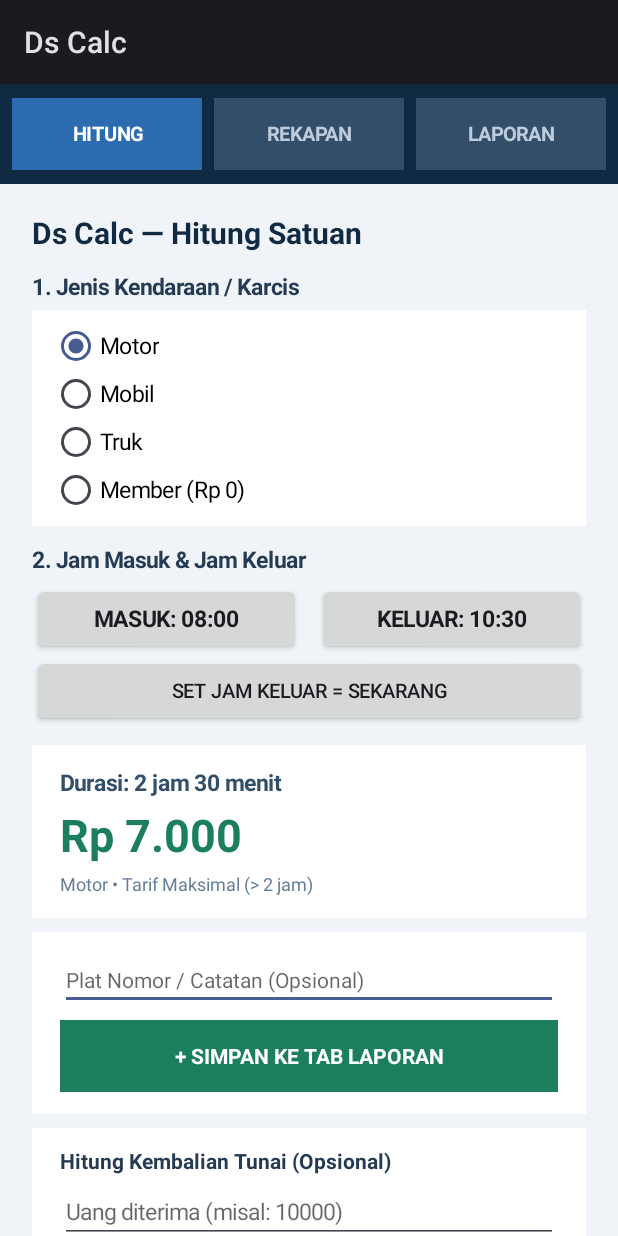
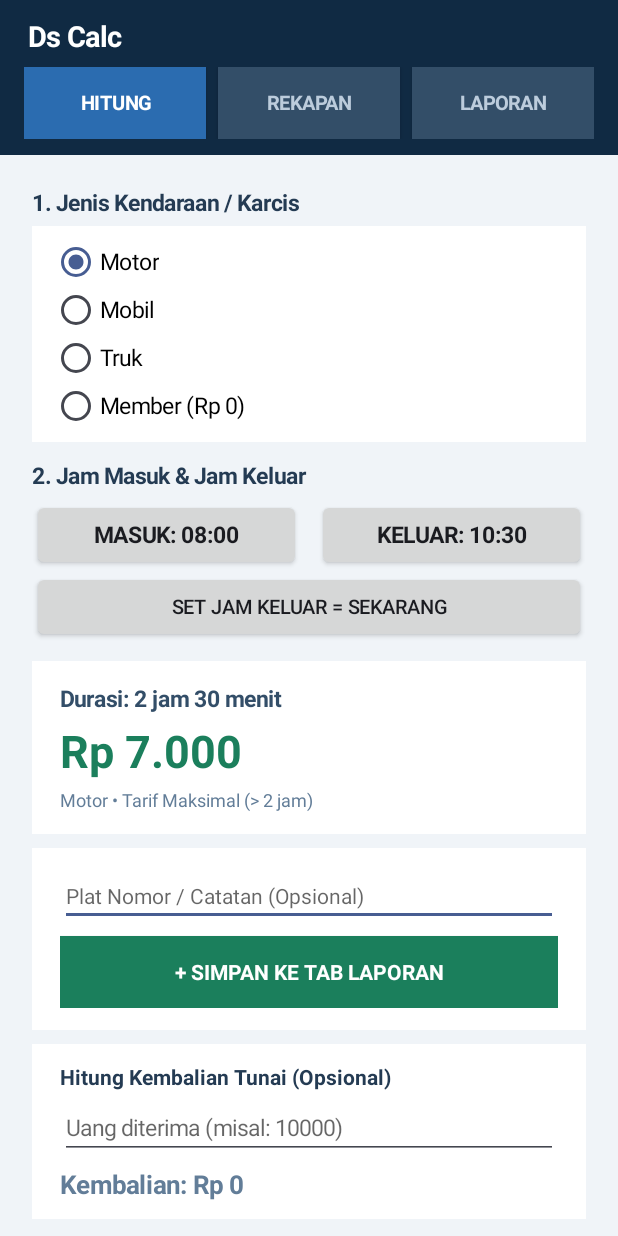
Before and after one commit to kuchiyose63/Ds-Calc, an Android app: the screen it shows after launch (MainActivity), on a phone screen of 412 x 824 dp. Run offline under Robolectric (Android 15) with nearby library versions, the phone set to English and light mode, and no system bars.

Commit message:
Update MainActivity.kt

```diff
--- a/app/src/main/java/com/ds/calc/MainActivity.kt
+++ b/app/src/main/java/com/ds/calc/MainActivity.kt
@@ -18,6 +18,7 @@ import android.text.InputType
 import android.text.TextWatcher
 import android.view.Gravity
 import android.view.View
+import android.view.Window
 import android.widget.Button
 import android.widget.EditText
 import android.widget.LinearLayout
@@ -27,6 +28,8 @@ import android.widget.ScrollView
 import android.widget.TextView
 import android.widget.Toast
 import androidx.core.content.FileProvider
+import androidx.core.view.ViewCompat
+import androidx.core.view.WindowInsetsCompat
 import org.json.JSONArray
 import org.json.JSONObject
 import java.io.File
@@ -94,6 +97,9 @@ class MainActivity : Activity() {
 
     override fun onCreate(savedInstanceState: Bundle?) {
         super.onCreate(savedInstanceState)
+        // Hilangkan ActionBar bawaan agar tidak menutupi tab pada Android 15/16
+        requestWindowFeature(Window.FEATURE_NO_TITLE)
+        actionBar?.hide()
 
         val now = Calendar.getInstance()
         jamKeluar = now.get(Calendar.HOUR_OF_DAY)
@@ -101,14 +107,27 @@ class MainActivity : Activity() {
 
         val mainContainer = LinearLayout(this).apply {
             orientation = LinearLayout.VERTICAL
-            setBackgroundColor(Color.parseColor("#F0F4F8"))
+            setBackgroundColor(Color.parseColor("#102A43"))
         }
 
-        // --- TAB BAR (3 TAB) ---
+        // --- HEADER & TAB BAR (3 TAB) ---
+        val headerWrapper = LinearLayout(this).apply {
+            orientation = LinearLayout.VERTICAL
+            setBackgroundColor(Color.parseColor("#102A43"))
+            setPadding(24, 16, 24, 16)
+        }
+
+        val tvAppHeader = TextView(this).apply {
+            text = "Ds Calc"
+            textSize = 19f
+            setTypeface(null, Typeface.BOLD)
+            setTextColor(Color.WHITE)
+            setPadding(4, 0, 0, 12)
+        }
+        headerWrapper.addView(tvAppHeader)
+
         val tabBar = LinearLayout(this).apply {
             orientation = LinearLayout.HORIZONTAL
-            setBackgroundColor(Color.parseColor("#102A43"))
-            setPadding(12, 14, 12, 14)
         }
 
         btnTabHitung = Button(this).apply {
@@ -144,9 +163,11 @@ class MainActivity : Activity() {
         tabBar.addView(btnTabHitung)
         tabBar.addView(btnTabRekapan)
         tabBar.addView(btnTabLaporan)
-        mainContainer.addView(tabBar)
+        headerWrapper.addView(tabBar)
+        mainContainer.addView(headerWrapper)
 
         val scrollView = ScrollView(this).apply {
+            setBackgroundColor(Color.parseColor("#F0F4F8"))
             layoutParams = LinearLayout.LayoutParams(LinearLayout.LayoutParams.MATCH_PARENT, 0, 1f)
         }
 
@@ -165,6 +186,13 @@ class MainActivity : Activity() {
         scrollView.addView(contentWrapper)
         mainContainer.addView(scrollView)
         setContentView(mainContainer)
+
+        // Penyesuaian jarak aman dari Status Bar & Navigation Bar pada Android 15 / 16 (Edge-to-Edge)
+        ViewCompat.setOnApplyWindowInsetsListener(mainContainer) { view, windowInsets ->
+            val insets = windowInsets.getInsets(WindowInsetsCompat.Type.systemBars())
+            view.setPadding(insets.left, insets.top, insets.right, insets.bottom)
+            WindowInsetsCompat.CONSUMED
+        }
 
         muatDraftRekapan()
         hitungRekapanCepat()
@@ -200,15 +228,6 @@ class MainActivity : Activity() {
     // =========================================================================
     private fun buildLayoutHitung() {
         layoutHitung = LinearLayout(this).apply { orientation = LinearLayout.VERTICAL }
-
-        val tvTitle = TextView(this).apply {
-            text = "Ds Calc — Hitung Satuan"
-            textSize = 20f
-            setTypeface(null, Typeface.BOLD)
-            setTextColor(Color.parseColor("#102A43"))
-            setPadding(0, 0, 0, 14)
-        }
-        layoutHitung.addView(tvTitle)
 
         val tvLabelKendaraan = TextView(this).apply {
             text = "1. Jenis Kendaraan / Karcis"
```
